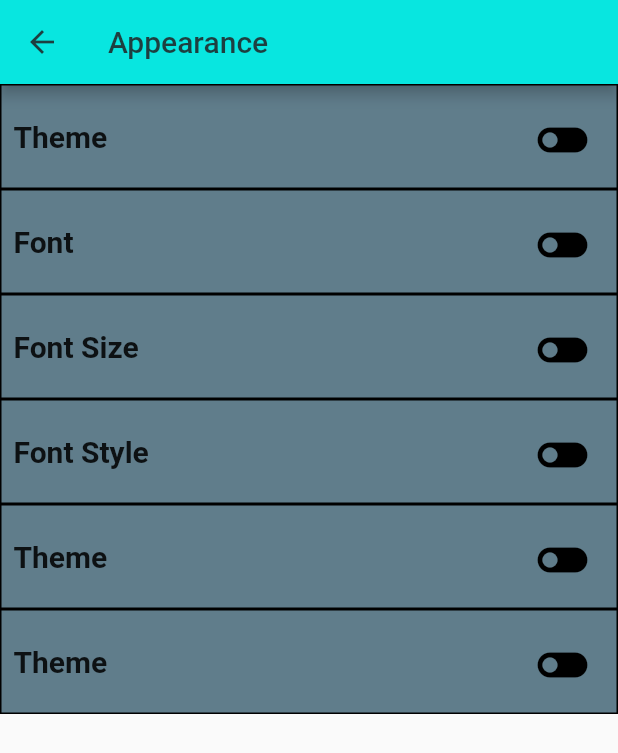
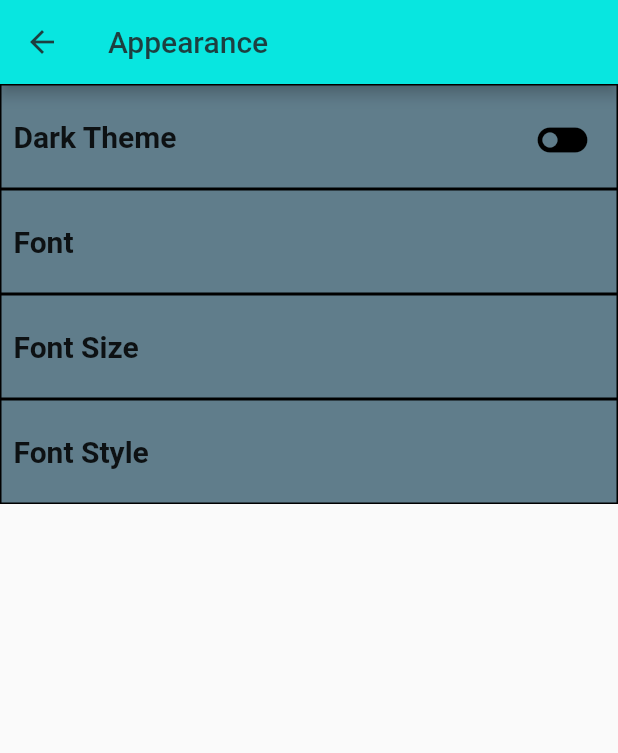
Before and after one commit to ListMe-MP/list_me, a Flutter app: the SettingsPage screen opened directly, after a tap on "Appearance", on a phone screen of 412 x 824 dp. Shown: the top 753 px of the screen. Run offline on Flutter 3.47's test engine with Material 2 defaults, Android fonts, the phone set to English and light mode, and no system bars; our stand-ins replace another_flushbar, flutter_rating_bar, google_fonts, ionicons, smooth_page_indicator, syncfusion_flutter_charts and 1 more.

Commit message:
Modified and added feedback screen

```diff
--- a/lib/components/appearance_bar.dart
+++ b/lib/components/appearance_bar.dart
@@ -2,10 +2,12 @@ import 'package:flutter/material.dart';
 
 class AppearanceBar extends StatefulWidget {
   final String text;
+  final bool showToggleSwitch; //New property
 
   const AppearanceBar({
     Key? key,
     required this.text,
+    this.showToggleSwitch = true, //Default to true if not specified
   }) : super(key: key);
 
   @override
@@ -39,6 +41,7 @@ class _AppearanceBarState extends State<AppearanceBar> {
               widget.text,
               style: TextStyle(fontWeight: FontWeight.bold, fontSize: 20),
             ),
+            if(widget.showToggleSwitch)
               IconButton(
                icon: Icon(
                isSwitchedOn ? Icons.toggle_on : Icons.toggle_off,
@@ -47,6 +50,8 @@ class _AppearanceBarState extends State<AppearanceBar> {
                onPressed: toggleSwitch,
                iconSize: 40,
              )
+             //conditionally show the toggle
+
           ],
         ),
       ),
--- a/lib/components/notification_bar.dart
+++ b/lib/components/notification_bar.dart
@@ -2,10 +2,12 @@ import 'package:flutter/material.dart';
 
 class NotificationBar extends StatefulWidget {
   final String text;
+  final bool showToggleSwitch;
 
   const NotificationBar({
     Key? key,
     required this.text,
+    this.showToggleSwitch = true, //Default to true if not specified
   }) : super(key: key);
 
   @override
@@ -39,6 +41,7 @@ class _NotificationBarState extends State<NotificationBar> {
               widget.text,
               style: TextStyle(fontWeight: FontWeight.bold, fontSize: 20),
             ),
+            if(widget.showToggleSwitch)
               IconButton(
                icon: Icon(
                isSwitchedOn ? Icons.toggle_on : Icons.toggle_off,
@@ -47,6 +50,7 @@ class _NotificationBarState extends State<NotificationBar> {
                onPressed: toggleSwitch,
                iconSize: 40,
              )
+             //conditionally show the toggle
           ],
         ),
       ),
--- a/lib/screens/Settings_page.dart
+++ b/lib/screens/Settings_page.dart
@@ -13,6 +13,7 @@ import '../model/menu_item.dart';
 import '../utils/navigationMenu.dart';
 import 'appearance.dart';
 import 'categories.dart';
+import 'feedback.dart';
 
 
 class SettingsPage extends StatelessWidget {
@@ -153,12 +154,12 @@ class SettingsPage extends StatelessWidget {
 
                     //Data privacy bar
                     SettingsBar(
-                      icon: Ionicons.shield_outline,
-                      title: "Data Privacy",
+                      icon: Icons.feedback_outlined,
+                      title: "Feedback",
                       onTap: (){
                         Navigator.of(context).push(
                           MaterialPageRoute(
-                            builder: (context) => NotificationPage()
+                            builder: (context) => FeedbackPage()
                           )
                         );
                       },
--- a/lib/screens/appearance.dart
+++ b/lib/screens/appearance.dart
@@ -23,13 +23,10 @@ class AppearancePage extends StatelessWidget {
         ),
       body: Column(
         children: [
-
-          AppearanceBar(text: "Theme"),
-          AppearanceBar(text: "Font"),
-          AppearanceBar(text: "Font Size"),
-          AppearanceBar(text: "Font Style"),
-          AppearanceBar(text: "Theme"),
-          AppearanceBar(text: "Theme"),
+          AppearanceBar(text: "Dark Theme"),
+          AppearanceBar(text: "Font", showToggleSwitch: false),
+          AppearanceBar(text: "Font Size", showToggleSwitch: false),
+          AppearanceBar(text: "Font Style", showToggleSwitch: false),
 
         ],
       ),
--- a/lib/screens/notifications.dart
+++ b/lib/screens/notifications.dart
@@ -22,9 +22,9 @@ class NotificationPage extends StatelessWidget {
       body: Column(
         children: [
           //push notifications
-          NotificationBar(text: "PUSH NOTIFICATIONS"),
+          NotificationBar(text: "PUSH NOTIFICATIONS", showToggleSwitch: false),
           NotificationBar(text: "Notifictions"),
-          NotificationBar(text: "LIST SHARING"),
+          NotificationBar(text: "LIST SHARING", showToggleSwitch: false),
           NotificationBar(text: "New Shared Lists"),
           NotificationBar(text: "New List Items"),
 
--- a/pubspec.yaml
+++ b/pubspec.yaml
@@ -43,6 +43,7 @@ dependencies:
   toggle_switch: ^2.1.0
   ionicons: ^0.2.2
   http: ^1.1.0
+  flutter_rating_bar: ^4.0.1
 
 
 dev_dependencies:
```
Also changed, not shown: lib/screens/feedback.dart (added, +47 -0 lines), pubspec.lock. Lines whose indentation alone changed are shown as unchanged.
